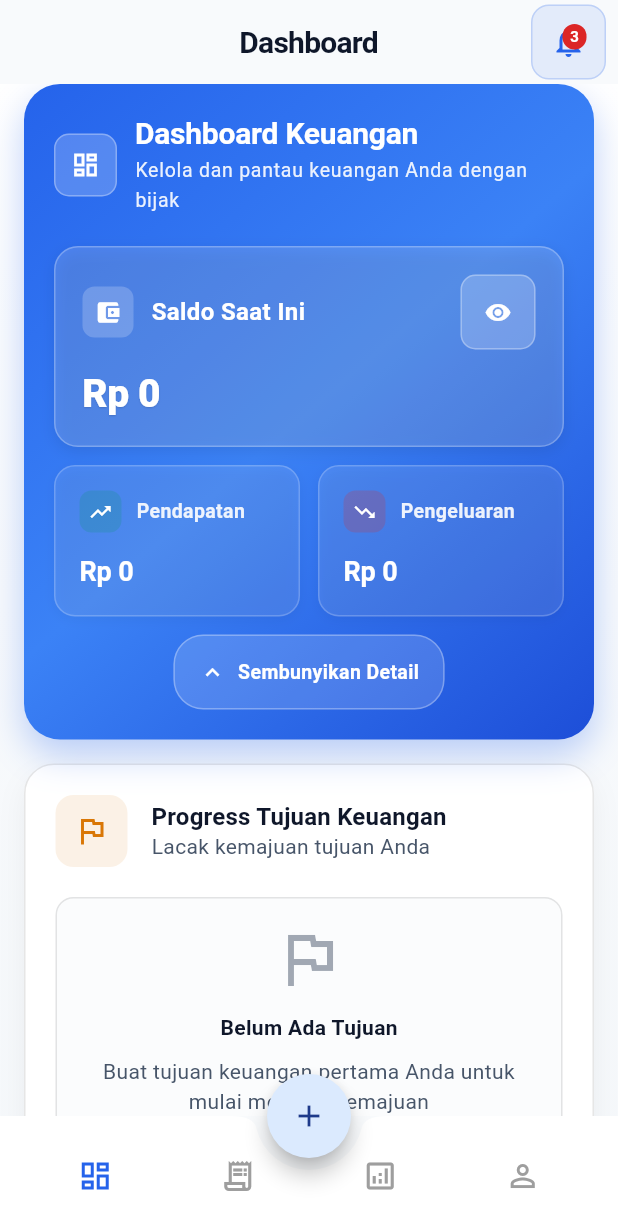
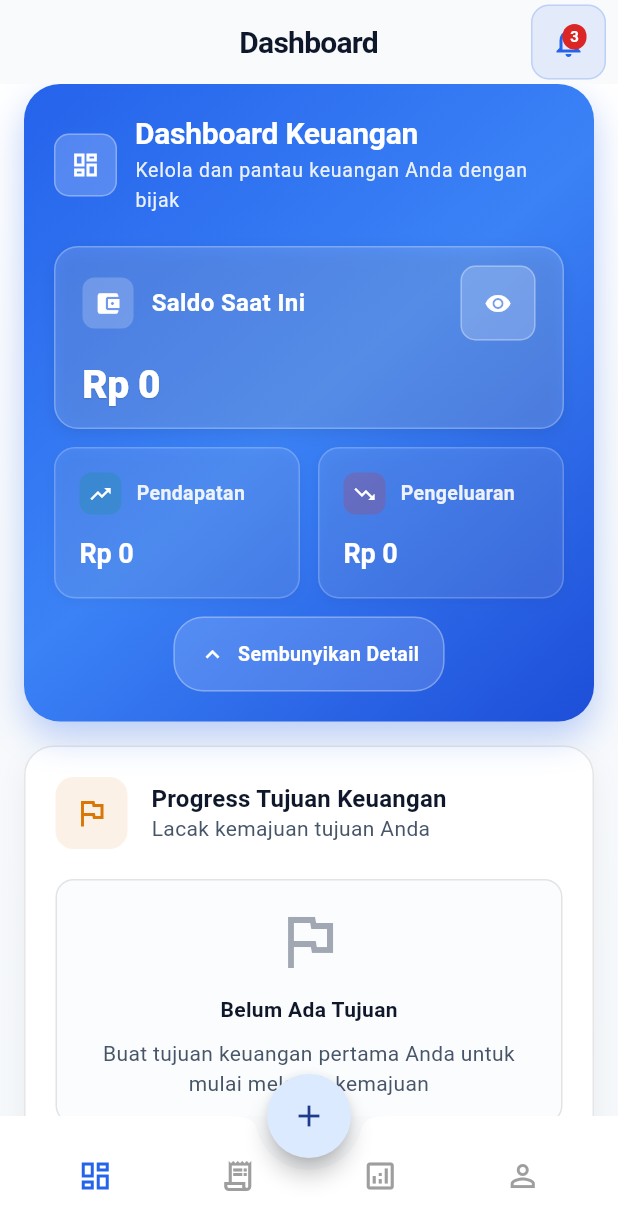
Before and after one commit to Syaha-Creator/finance_app, a Flutter app: the screen it shows once a user with an empty profile is signed in, on a phone screen of 412 x 824 dp. Shown: the top 1230 px of the screen. Run offline on Flutter 3.47's test engine with Material 3 defaults, Android fonts, the light colour scheme and no system bars; our stand-ins replace cloud_firestore, equatable, firebase_auth, firebase_core, firebase_storage, fl_chart and 6 more; accounts and stored records are empty.

Commit message:
feat: update summary card layout and styling

```diff
--- a/lib/features/dashboard/presentation/widgets/summary_card.dart
+++ b/lib/features/dashboard/presentation/widgets/summary_card.dart
@@ -171,7 +171,7 @@ class _SummaryCardState extends ConsumerState<SummaryCard> {
   ) {
     return Container(
       width: double.infinity,
-      padding: const EdgeInsets.all(18),
+      padding: const EdgeInsets.symmetric(horizontal: 18, vertical: 12),
       decoration: BoxDecoration(
         color: Colors.white.withValues(alpha: 0.15),
         borderRadius: BorderRadius.circular(16),
```
